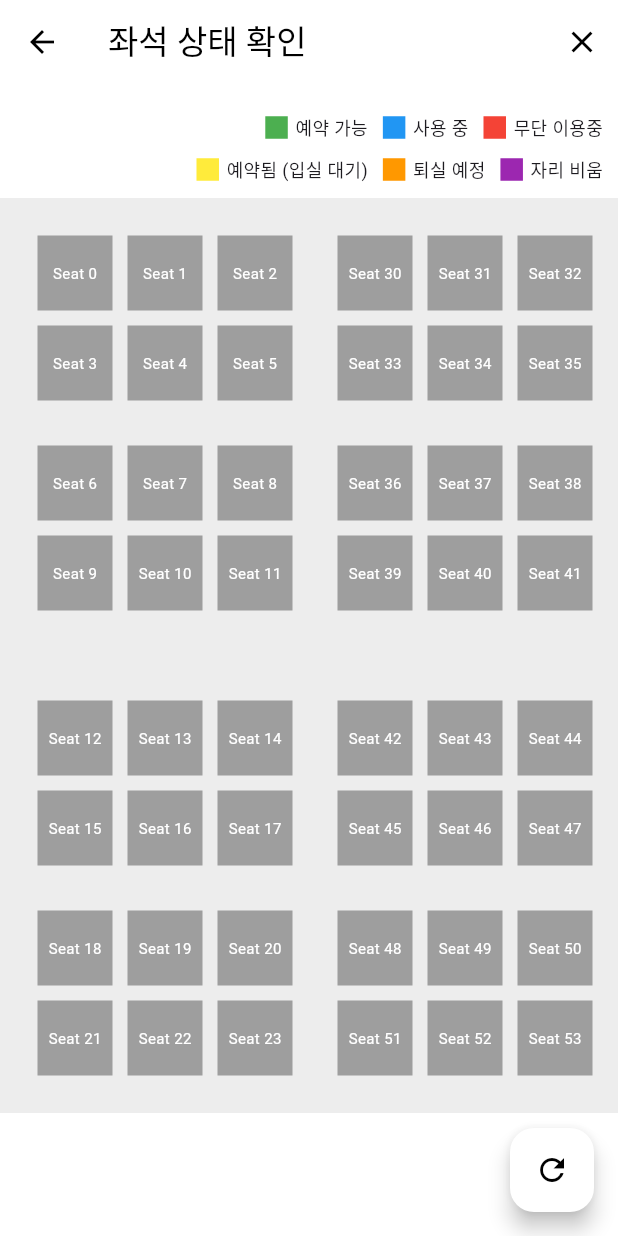
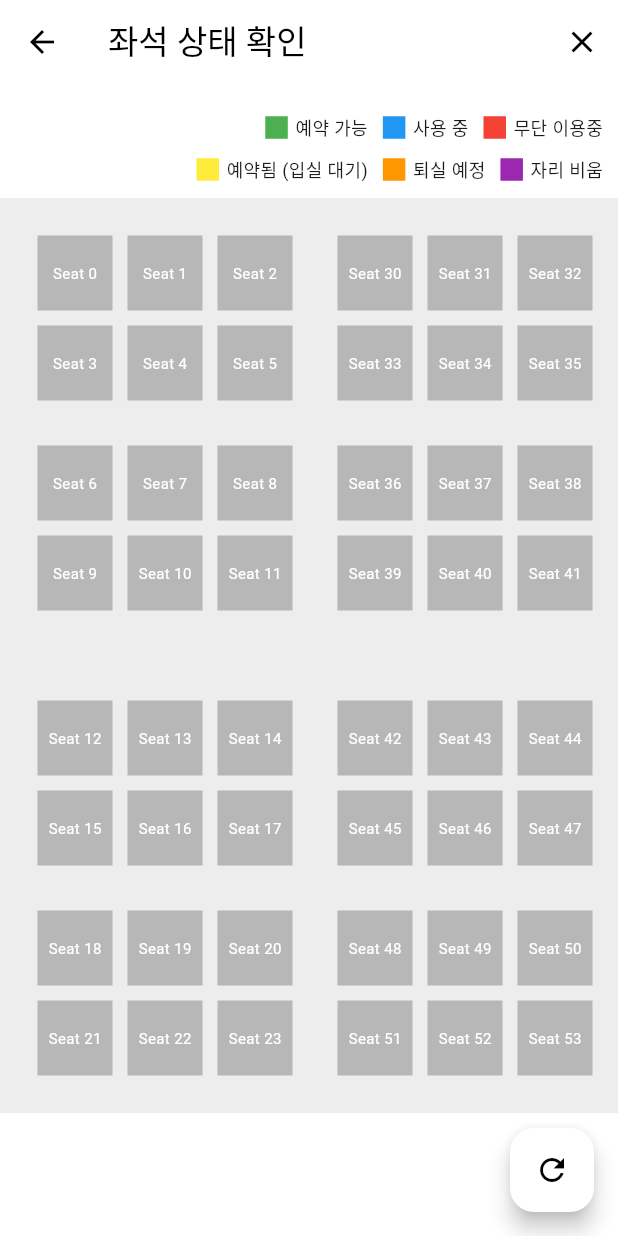
Before and after one commit to guhyun9454/LibSeatTrackerAI, a Flutter app: the SeatStatusScreen screen opened directly with empty values, on a phone screen of 412 x 824 dp. Run offline on Flutter 3.47's test engine with Material 3 defaults, Android fonts, the phone set to English and light mode, and no system bars; our stand-ins replace shared_preferences; accounts and stored records are empty; network calls fail.

Commit message:
chore: change button color

```diff
--- a/seat_reservation_app/lib/seat_status_screen.dart
+++ b/seat_reservation_app/lib/seat_status_screen.dart
@@ -142,7 +142,7 @@ class _SeatStatusScreenState extends State<SeatStatusScreen> {
     if (index < seatStatuses.length) {
       return getStatusColor(seatStatuses[index]);
     } else {
-      return Colors.grey;
+      return const Color.fromARGB(255, 183, 183, 183);
     }
   }
 
```
